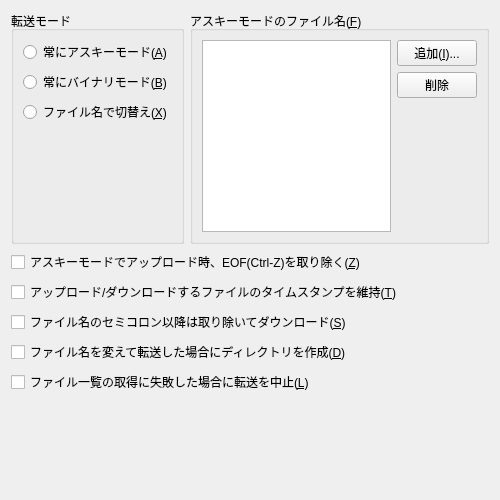
First picture: the form in ffftpgui/ui/option/optiontransfer1form.ui, repository hatomania/ffftp, before the edit.
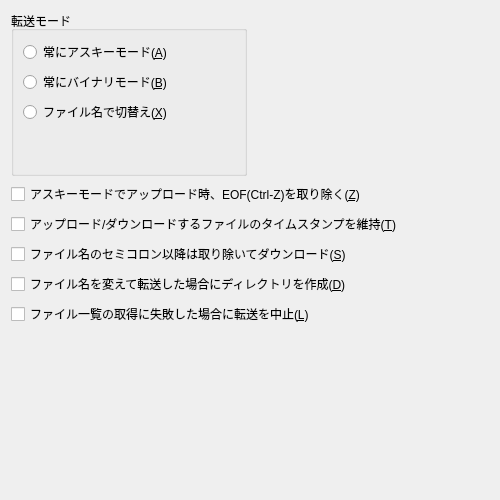
Second picture: the form after the edit. Custom widgets are drawn as their Qt base class.

The edit to the form file:
```diff
--- a/ffftpgui/ui/option/optiontransfer1form.ui
+++ b/ffftpgui/ui/option/optiontransfer1form.ui
@@ -57,47 +57,7 @@
       </widget>
      </item>
      <item>
-      <widget class="QGroupBox" name="groupBox_2">
-       <property name="title">
-        <string>アスキーモードのファイル名(&amp;F)</string>
-       </property>
-       <layout class="QHBoxLayout" name="horizontalLayout">
-        <item>
-         <widget class="QListView" name="listView_AsciiExt"/>
-        </item>
-        <item>
-         <layout class="QVBoxLayout" name="verticalLayout_1">
-          <item>
-           <widget class="QPushButton" name="pushButton_AddExt">
-            <property name="text">
-             <string>追加(&amp;I)...</string>
-            </property>
-           </widget>
-          </item>
-          <item>
-           <widget class="QPushButton" name="pushButton_DelExt">
-            <property name="text">
-             <string>削除</string>
-            </property>
-           </widget>
-          </item>
-          <item>
-           <spacer name="verticalSpacer_2">
-            <property name="orientation">
-             <enum>Qt::Orientation::Vertical</enum>
-            </property>
-            <property name="sizeHint" stdset="0">
-             <size>
-              <width>20</width>
-              <height>40</height>
-             </size>
-            </property>
-           </spacer>
-          </item>
-         </layout>
-        </item>
-       </layout>
-      </widget>
+      <widget class="AddableListWidget" name="widget_AsciiExt" native="true"/>
      </item>
     </layout>
    </item>
@@ -151,6 +111,14 @@
    </item>
   </layout>
  </widget>
+ <customwidgets>
+  <customwidget>
+   <class>AddableListWidget</class>
+   <extends>QWidget</extends>
+   <header>ui/common/addablelistwidget.hpp</header>
+   <container>1</container>
+  </customwidget>
+ </customwidgets>
  <tabstops>
   <tabstop>radioButton_TransModeASCII</tabstop>
   <tabstop>radioButton_TransModeBin</tabstop>
```
Left out of the diff: 54 changed lines with no effect on the pictures.
